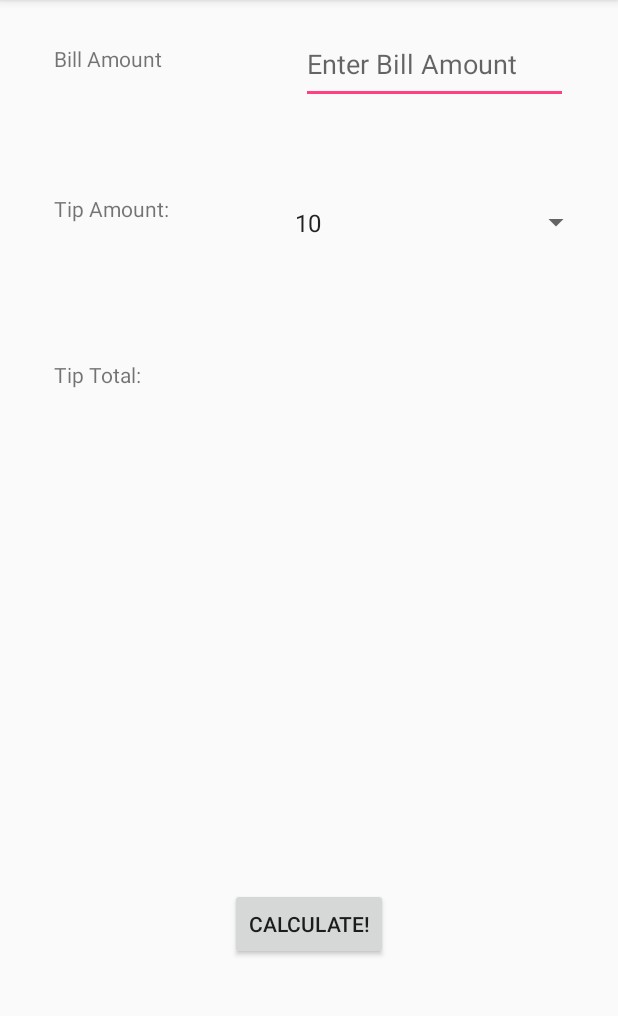
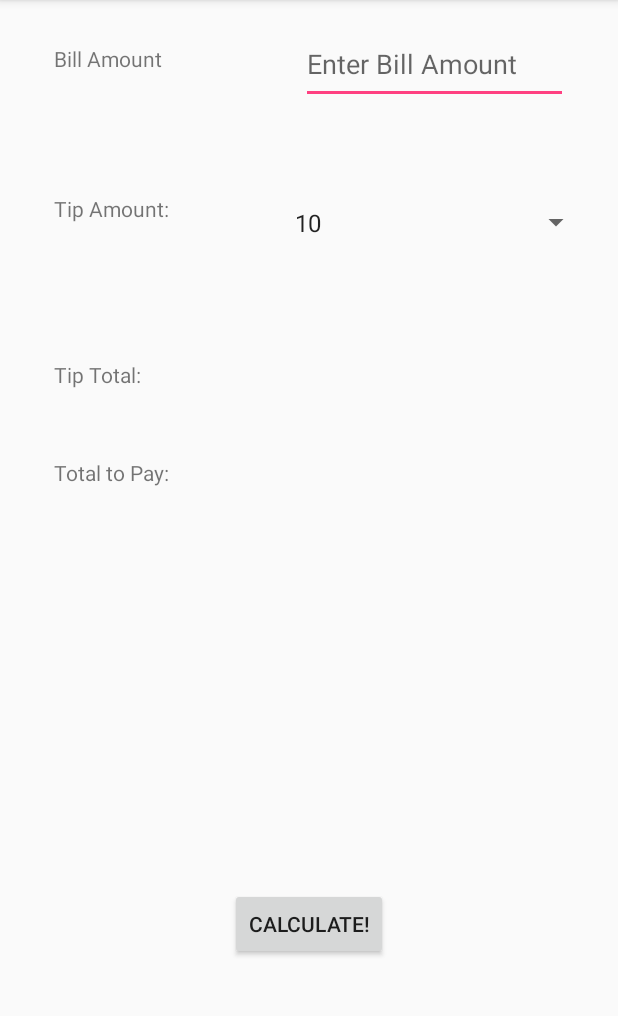
Before and after one commit to gness1804/android-tip-calc, an Android app: the screen it shows after launch (MainActivity), on a phone screen of 412 x 824 dp, the part 84-1100 px from its top. Run offline under Robolectric (Android 15) with nearby library versions, the phone set to English and light mode, and no system bars.

Commit message:
Add total to pay label

```diff
--- a/app/src/main/res/layout/activity_main.xml
+++ b/app/src/main/res/layout/activity_main.xml
@@ -25,6 +25,17 @@
         android:layout_marginStart="36dp"
         android:layout_marginTop="240dp"
         android:text="@string/tip_total_text"
+        app:layout_constraintLeft_toLeftOf="parent"
+        app:layout_constraintTop_toTopOf="parent" />
+
+    <TextView
+        android:id="@+id/totalToPay"
+        android:layout_width="103dp"
+        android:layout_height="30dp"
+        android:layout_marginLeft="36dp"
+        android:layout_marginStart="36dp"
+        android:layout_marginTop="305dp"
+        android:text="@string/total_to_pay"
         app:layout_constraintLeft_toLeftOf="parent"
         app:layout_constraintTop_toTopOf="parent" />
 
--- a/app/src/main/res/values/strings.xml
+++ b/app/src/main/res/values/strings.xml
@@ -5,6 +5,7 @@
     <string name="tip_amount_text">Tip Amount:</string>
     <string name="tip_total_text">Tip Total:</string>
     <string name="calculate">Calculate!</string>
+    <string name="total_to_pay">Total to Pay:</string>
     <string-array name="choices_list">
         <item>10</item>
         <item>15</item>
```
